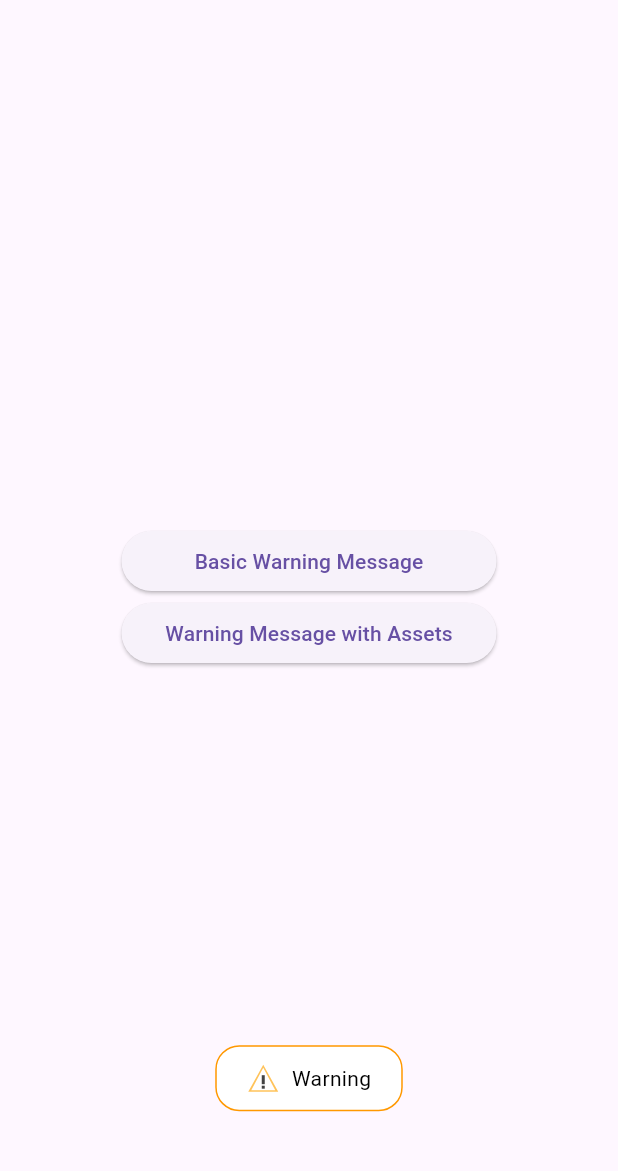
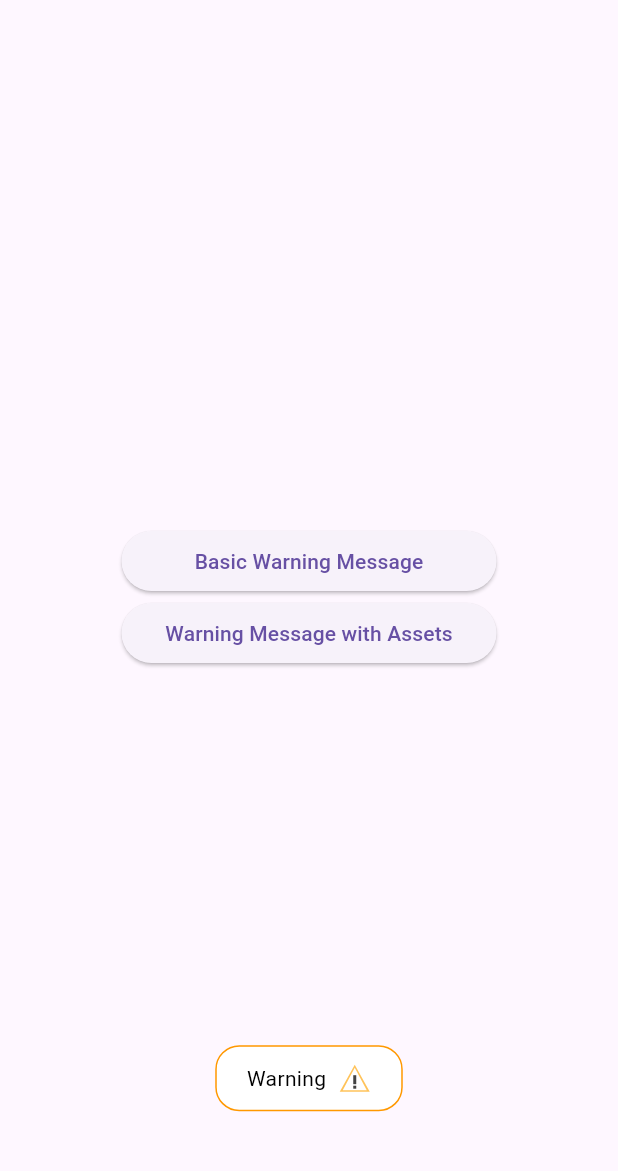
Before and after one commit to ruveydagunal/super_toast, a Flutter app: the WarningView screen opened directly, after a tap on "Warning Message with Assets", on a phone screen of 412 x 824 dp, the part 63-1234 px from its top. Run offline on Flutter 3.47's test engine with Material 2 defaults, Android fonts, the phone set to English and light mode, and no system bars; our stand-ins replace flutter_svg.

Commit message:
update: warning icoon

```diff
--- a/example/lib/view/warning_view.dart
+++ b/example/lib/view/warning_view.dart
@@ -35,7 +35,7 @@ class WarningView extends StatelessWidget {
                     borderColor: Colors.orange,
                     backgroundColor: Colors.white,
                     textColor: Colors.black,
-                    prefixIcon: SvgPicture.asset('assets/icons/icon_warning.svg')
+                    suffixIcon: SvgPicture.asset('assets/icons/icon_warning.svg')
 
                   );
                 },
```
